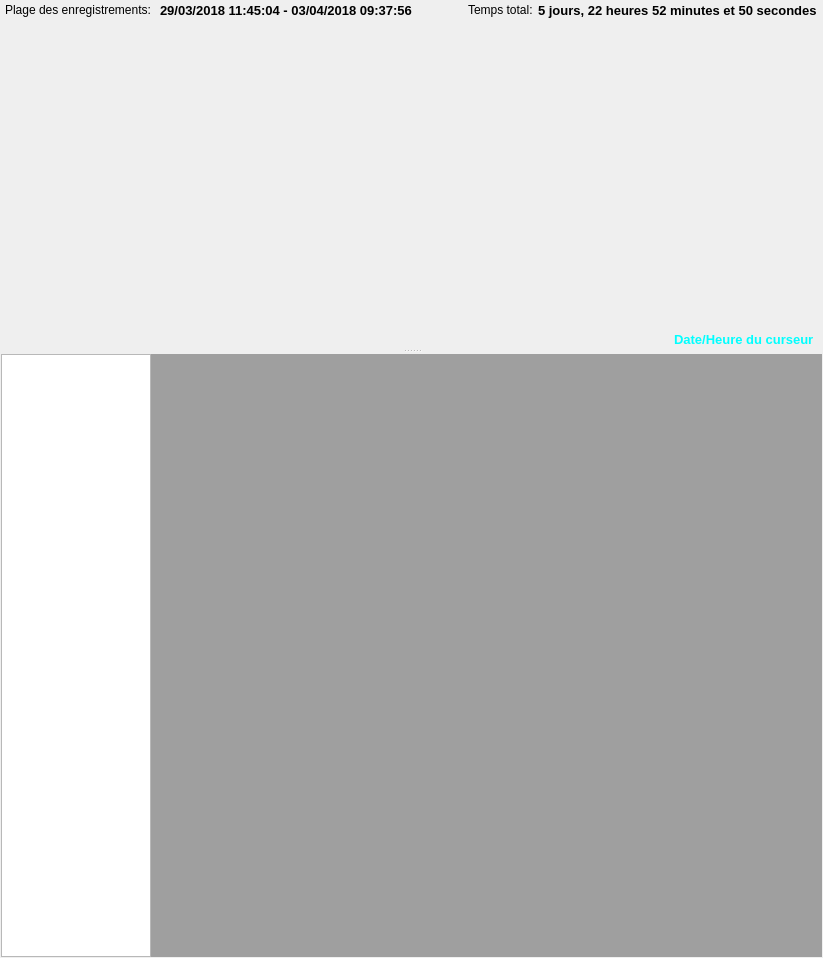
Before: the Qt Designer form python/resources/ui/RecordsetWidget.ui in introlab/OpenIMU, drawn with Qt 5.
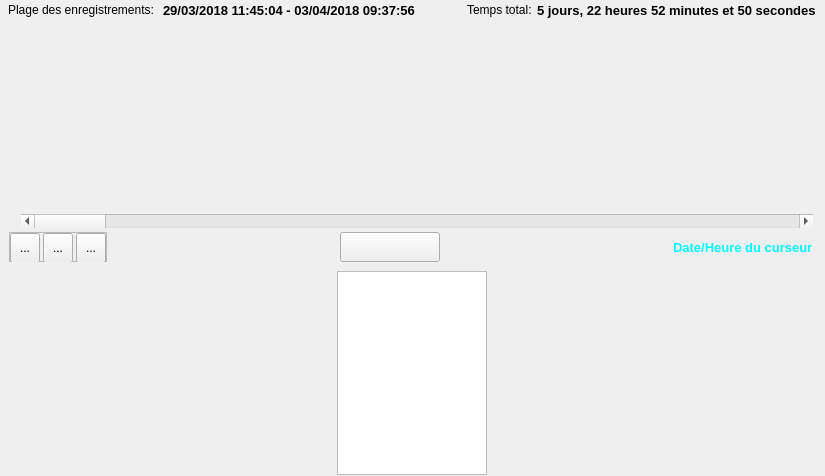
After: the same form once the commit is applied. Icons and pictures are not drawn. Custom widgets are drawn as their Qt base class.

Commit message: Refs #24 - Added zoom in and out on recordset timeline, and scrolling when necessary. Fixed minimum size for a day. Note: graphs are not properly working in this commit - work in progress.

What changed in the file:
```diff
--- a/python/resources/ui/RecordsetWidget.ui
+++ b/python/resources/ui/RecordsetWidget.ui
@@ -6,8 +6,8 @@
    <rect>
     <x>0</x>
     <y>0</y>
-    <width>823</width>
-    <height>958</height>
+    <width>825</width>
+    <height>476</height>
    </rect>
   </property>
   <property name="sizePolicy">
@@ -29,9 +29,6 @@
 QGraphicsView{background-color:transparent;}</string>
   </property>
   <layout class="QVBoxLayout" name="verticalLayout_3">
-   <property name="spacing">
-    <number>3</number>
-   </property>
    <property name="leftMargin">
     <number>0</number>
    </property>
@@ -45,23 +42,25 @@
     <number>0</number>
    </property>
    <item>
-    <widget class="QSplitter" name="mainSplitter">
-     <property name="orientation">
-      <enum>Qt::Vertical</enum>
-     </property>
      <widget class="QFrame" name="frameTop">
+     <property name="sizePolicy">
+      <sizepolicy hsizetype="Preferred" vsizetype="Maximum">
+       <horstretch>0</horstretch>
+       <verstretch>0</verstretch>
+      </sizepolicy>
+     </property>
       <layout class="QVBoxLayout" name="verticalLayout_2">
        <property name="spacing">
-        <number>0</number>
+       <number>2</number>
        </property>
        <property name="leftMargin">
-        <number>0</number>
+       <number>3</number>
        </property>
        <property name="topMargin">
         <number>0</number>
        </property>
        <property name="rightMargin">
-        <number>0</number>
+       <number>3</number>
        </property>
        <property name="bottomMargin">
         <number>0</number>
@@ -202,12 +201,12 @@
        <item>
         <widget class="QFrame" name="frameTimeline">
          <property name="sizePolicy">
-          <sizepolicy hsizetype="Preferred" vsizetype="Preferred">
+         <sizepolicy hsizetype="Preferred" vsizetype="Maximum">
            <horstretch>0</horstretch>
            <verstretch>0</verstretch>
           </sizepolicy>
          </property>
-         <layout class="QHBoxLayout" name="_2">
+        <layout class="QVBoxLayout" name="verticalLayout_4">
           <property name="spacing">
            <number>0</number>
           </property>
@@ -215,6 +214,11 @@
            <number>0</number>
           </property>
           <property name="bottomMargin">
+          <number>0</number>
+         </property>
+         <item>
+          <layout class="QHBoxLayout" name="horizontalLayout_4">
+           <property name="spacing">
            <number>0</number>
           </property>
           <item>
@@ -227,8 +231,8 @@
             </property>
             <property name="maximumSize">
              <size>
-              <width>65534</width>
-              <height>65534</height>
+               <width>16777215</width>
+               <height>16777215</height>
              </size>
             </property>
             <property name="verticalScrollBarPolicy">
@@ -251,7 +255,7 @@
           <item>
            <widget class="TimeView" name="graphTimeline">
             <property name="sizePolicy">
-             <sizepolicy hsizetype="Expanding" vsizetype="Maximum">
+              <sizepolicy hsizetype="Expanding" vsizetype="Expanding">
               <horstretch>0</horstretch>
               <verstretch>0</verstretch>
              </sizepolicy>
@@ -259,7 +263,7 @@
             <property name="maximumSize">
              <size>
               <width>16777215</width>
-              <height>65534</height>
+               <height>16777215</height>
              </size>
             </property>
             <property name="cursor" stdset="0">
@@ -269,7 +273,7 @@
              <enum>Qt::ScrollBarAlwaysOff</enum>
             </property>
             <property name="horizontalScrollBarPolicy">
-             <enum>Qt::ScrollBarAsNeeded</enum>
+              <enum>Qt::ScrollBarAlwaysOff</enum>
             </property>
             <property name="sizeAdjustPolicy">
              <enum>QAbstractScrollArea::AdjustIgnored</enum>
@@ -289,9 +293,44 @@
            </widget>
           </item>
          </layout>
+         </item>
+         <item>
+          <layout class="QVBoxLayout" name="verticalLayout_5">
+           <property name="spacing">
+            <number>0</number>
+           </property>
+           <property name="leftMargin">
+            <number>9</number>
+           </property>
+           <item>
+            <widget class="QScrollBar" name="scrollTimeline">
+             <property name="orientation">
+              <enum>Qt::Horizontal</enum>
+             </property>
         </widget>
        </item>
        <item>
+            <widget class="QFrame" name="frameScrollSpacer">
+             <property name="sizePolicy">
+              <sizepolicy hsizetype="Fixed" vsizetype="Fixed">
+               <horstretch>0</horstretch>
+               <verstretch>0</verstretch>
+              </sizepolicy>
+             </property>
+             <property name="frameShape">
+              <enum>QFrame::StyledPanel</enum>
+             </property>
+             <property name="frameShadow">
+              <enum>QFrame::Raised</enum>
+             </property>
+            </widget>
+           </item>
+          </layout>
+         </item>
+        </layout>
+       </widget>
+      </item>
+      <item alignment="Qt::AlignTop">
         <widget class="QFrame" name="frameCursor">
          <property name="sizePolicy">
           <sizepolicy hsizetype="Preferred" vsizetype="Fixed">
@@ -302,28 +341,148 @@
          <property name="minimumSize">
           <size>
            <width>0</width>
-           <height>20</height>
+          <height>34</height>
           </size>
          </property>
          <property name="maximumSize">
           <size>
            <width>16777215</width>
-           <height>20</height>
+          <height>34</height>
           </size>
          </property>
          <layout class="QHBoxLayout" name="horizontalLayout">
+         <property name="spacing">
+          <number>9</number>
+         </property>
+         <property name="sizeConstraint">
+          <enum>QLayout::SetDefaultConstraint</enum>
+         </property>
           <property name="leftMargin">
+          <number>6</number>
+         </property>
+         <property name="topMargin">
+          <number>2</number>
+         </property>
+         <property name="rightMargin">
+          <number>9</number>
+         </property>
+         <property name="bottomMargin">
+          <number>2</number>
+         </property>
+         <item>
+          <widget class="QFrame" name="frameTimelineControls">
+           <property name="frameShape">
+            <enum>QFrame::StyledPanel</enum>
+           </property>
+           <property name="frameShadow">
+            <enum>QFrame::Raised</enum>
+           </property>
+           <layout class="QHBoxLayout" name="horizontalLayout_2">
+            <property name="spacing">
+             <number>3</number>
+            </property>
+            <property name="leftMargin">
            <number>0</number>
           </property>
           <property name="topMargin">
            <number>0</number>
           </property>
           <property name="rightMargin">
-           <number>9</number>
+             <number>0</number>
           </property>
           <property name="bottomMargin">
            <number>0</number>
           </property>
+            <item>
+             <widget class="QToolButton" name="btnTimeZoomSelection">
+              <property name="minimumSize">
+               <size>
+                <width>30</width>
+                <height>30</height>
+               </size>
+              </property>
+              <property name="cursor">
+               <cursorShape>PointingHandCursor</cursorShape>
+              </property>
+              <property name="toolTip">
+               <string>Zoomer sur la sélection</string>
+              </property>
+              <property name="text">
+               <string>...</string>
+              </property>
+              <property name="icon">
+               <iconset resource="../core.qrc">
+                <normaloff>:/OpenIMU/icons/zoom_selection.png</normaloff>:/OpenIMU/icons/zoom_selection.png</iconset>
+              </property>
+              <property name="iconSize">
+               <size>
+                <width>24</width>
+                <height>24</height>
+               </size>
+              </property>
+             </widget>
+            </item>
+            <item>
+             <widget class="QToolButton" name="btnZoomReset">
+              <property name="minimumSize">
+               <size>
+                <width>30</width>
+                <height>30</height>
+               </size>
+              </property>
+              <property name="cursor">
+               <cursorShape>PointingHandCursor</cursorShape>
+              </property>
+              <property name="toolTip">
+               <string>Réiniatiliser le zoom</string>
+              </property>
+              <property name="text">
+               <string>...</string>
+              </property>
+              <property name="icon">
+               <iconset resource="../core.qrc">
+                <normaloff>:/OpenIMU/icons/zoom_reset.png</normaloff>:/OpenIMU/icons/zoom_reset.png</iconset>
+              </property>
+              <property name="iconSize">
+               <size>
+                <width>24</width>
+                <height>24</height>
+               </size>
+              </property>
+             </widget>
+            </item>
+            <item>
+             <widget class="QToolButton" name="btnClearSelection">
+              <property name="minimumSize">
+               <size>
+                <width>30</width>
+                <height>30</height>
+               </size>
+              </property>
+              <property name="cursor">
+               <cursorShape>PointingHandCursor</cursorShape>
+              </property>
+              <property name="toolTip">
+               <string>Effacer la sélection</string>
+              </property>
+              <property name="text">
+               <string>...</string>
+              </property>
+              <property name="icon">
+               <iconset resource="../core.qrc">
+                <normaloff>:/OpenIMU/icons/selection_clear.png</normaloff>:/OpenIMU/icons/selection_clear.png</iconset>
+              </property>
+              <property name="iconSize">
+               <size>
+                <width>24</width>
+                <height>24</height>
+               </size>
+              </property>
+             </widget>
+            </item>
+           </layout>
+          </widget>
+         </item>
           <item>
            <spacer name="horizontalSpacer_4">
             <property name="orientation">
@@ -337,6 +496,48 @@
             </property>
            </spacer>
           </item>
+         <item>
+          <widget class="QPushButton" name="btnDisplayTimeline">
+           <property name="minimumSize">
+            <size>
+             <width>100</width>
+             <height>30</height>
+            </size>
+           </property>
+           <property name="cursor">
+            <cursorShape>PointingHandCursor</cursorShape>
+           </property>
+           <property name="toolTip">
+            <string>Afficher / masquer la ligne temporelle</string>
+           </property>
+           <property name="text">
+            <string/>
+           </property>
+           <property name="icon">
+            <iconset resource="../core.qrc">
+             <normaloff>:/OpenIMU/icons/show_hide.png</normaloff>:/OpenIMU/icons/show_hide.png</iconset>
+           </property>
+           <property name="iconSize">
+            <size>
+             <width>32</width>
+             <height>32</height>
+            </size>
+           </property>
+          </widget>
+         </item>
+         <item>
+          <spacer name="horizontalSpacer">
+           <property name="orientation">
+            <enum>Qt::Horizontal</enum>
+           </property>
+           <property name="sizeHint" stdset="0">
+            <size>
+             <width>40</width>
+             <height>20</height>
+            </size>
+           </property>
+          </spacer>
+         </item>
           <item>
            <widget class="QLabel" name="lblCursorTime">
             <property name="font">
@@ -359,6 +560,8 @@
        </item>
       </layout>
      </widget>
+   </item>
+   <item>
      <widget class="QFrame" name="frmSensors">
       <property name="sizePolicy">
        <sizepolicy hsizetype="Preferred" vsizetype="MinimumExpanding">
@@ -427,26 +630,9 @@
            </property>
           </widget>
          </item>
-         <item>
-          <widget class="QMdiArea" name="mdiArea">
-           <property name="sizePolicy">
-            <sizepolicy hsizetype="Fixed" vsizetype="Expanding">
-             <horstretch>0</horstretch>
-             <verstretch>0</verstretch>
-            </sizepolicy>
-           </property>
-           <property name="maximumSize">
-            <size>
-             <width>1024</width>
-             <height>16777215</height>
-            </size>
-           </property>
-          </widget>
-         </item>
         </layout>
        </item>
       </layout>
-     </widget>
     </widget>
    </item>
   </layout>
```
Left out of the diff: 9 changed lines with no effect on the pictures. Lines whose indentation alone changed are shown as unchanged. The commit also changes 9 other files.
